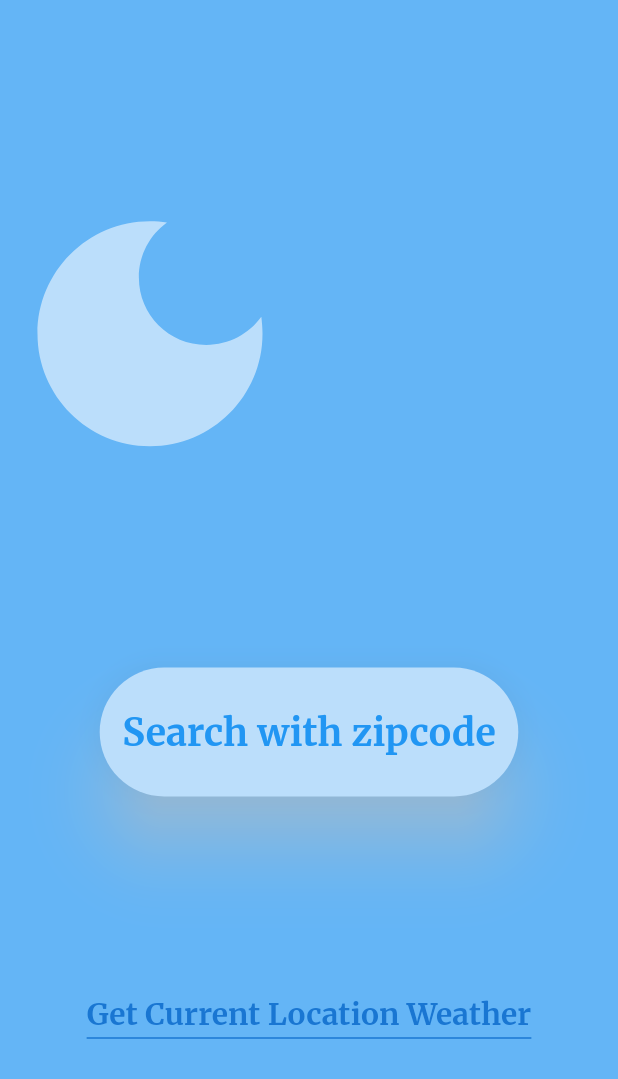
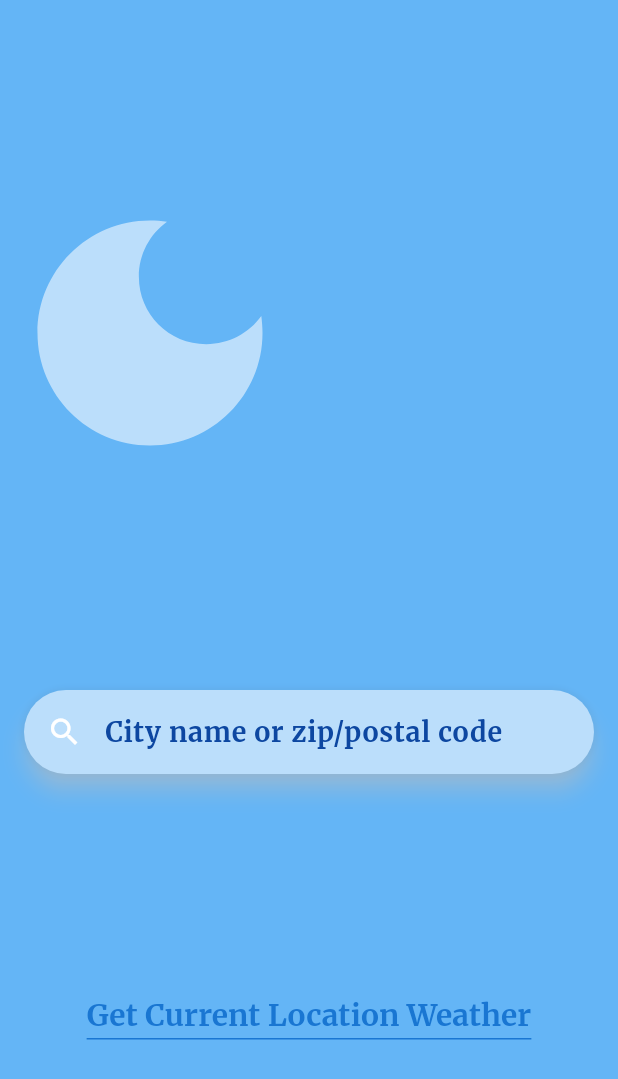
Before and after one commit to ECMessina/weather, a Flutter app: the LocationDenied screen opened directly, on a phone screen of 412 x 824 dp. Shown: the top 1079 px of the screen. Run offline on Flutter 3.47's test engine with Material 3 defaults, Android fonts, the phone set to English and light mode, and no system bars; our stand-ins replace flutter_spinkit, geolocator, google_fonts; missing offline and left inert: flutter_fgbg.

Commit message:
Search city name and zip

```diff
--- /dev/null
+++ b/lib/search_field.dart
@@ -0,0 +1,30 @@
+import 'package:flutter/material.dart';
+import 'package:weather/constants.dart';
+
+class SearchField extends StatelessWidget {
+  const SearchField({
+    super.key,
+    required this.onSubmitted,
+  });
+
+  final Function(String) onSubmitted;
+
+  @override
+  Widget build(BuildContext context) {
+    return Padding(
+      padding: const EdgeInsets.all(16.0),
+      child: SearchBar(
+        shadowColor: const MaterialStatePropertyAll(Colors.white),
+        backgroundColor: const MaterialStatePropertyAll(SigColors.lightTheme),
+        leading: const Icon(
+          Icons.search,
+          color: Colors.white,
+        ),
+        padding: const MaterialStatePropertyAll(EdgeInsets.fromLTRB(15, 5, 15, 5)),
+        textStyle: MaterialStatePropertyAll(TextStyles.locationTextStyle),
+        hintText: 'City name or zip/postal code',
+        onSubmitted: onSubmitted,
+      ),
+    );
+  }
+}
--- a/lib/weather_service.dart
+++ b/lib/weather_service.dart
@@ -19,7 +19,7 @@ class WeatherService {
   }
 
   static Future<WeatherResponse> getWeatherByName(String name) async {
-    final response = await http.get(Uri.parse('$_baseUrl?q=$name&appid=$_apiKey&units=imperial'));
+    final response = await http.get(Uri.parse('$_baseUrl?q=$name,us&appid=$_apiKey&units=imperial'));
 
     if (response.statusCode == 200) {
       return WeatherResponse.fromJson(jsonDecode(response.body));
@@ -27,4 +27,24 @@ class WeatherService {
       throw Exception('Failed to load weather data');
     }
   }
+
+  static Future<WeatherResponse> getWeatherByZipCode(int zip) async {
+    final response = await http.get(Uri.parse('$_baseUrl?zip=$zip,us&appid=$_apiKey&units=imperial'));
+    await Future.delayed(const Duration(seconds: 2));
+    if (response.statusCode == 200) {
+      return WeatherResponse.fromJson(jsonDecode(response.body));
+    } else {
+      throw Exception('Failed to load weather data');
+    }
+  }
+
+  static Future<WeatherResponse> getWeatherByPostalCode(dynamic zip) async {
+    final response = await http.get(Uri.parse('$_baseUrl?zip=$zip,ca&appid=$_apiKey&units=imperial'));
+    await Future.delayed(const Duration(seconds: 2));
+    if (response.statusCode == 200) {
+      return WeatherResponse.fromJson(jsonDecode(response.body));
+    } else {
+      throw Exception('Failed to load weather data');
+    }
+  }
 }
```
Also changed, not shown: lib/current_location_weather.dart (+40 -3 lines), lib/location_denied.dart (+12 -5 lines).
